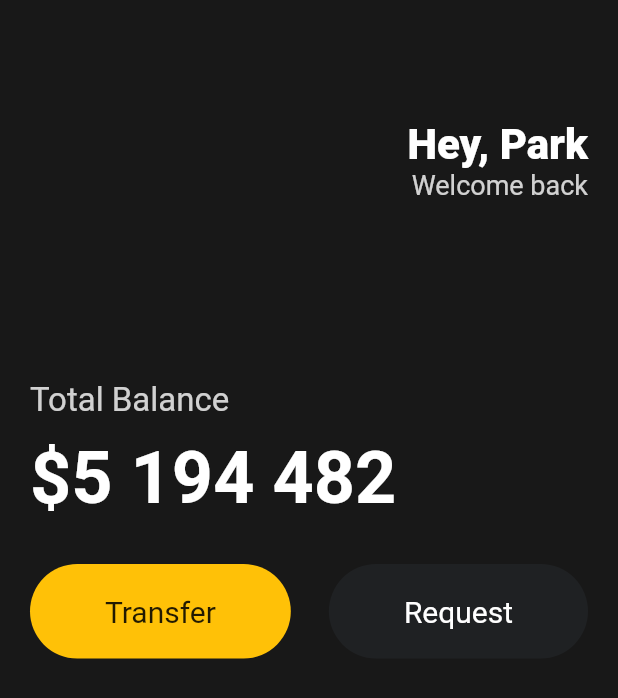
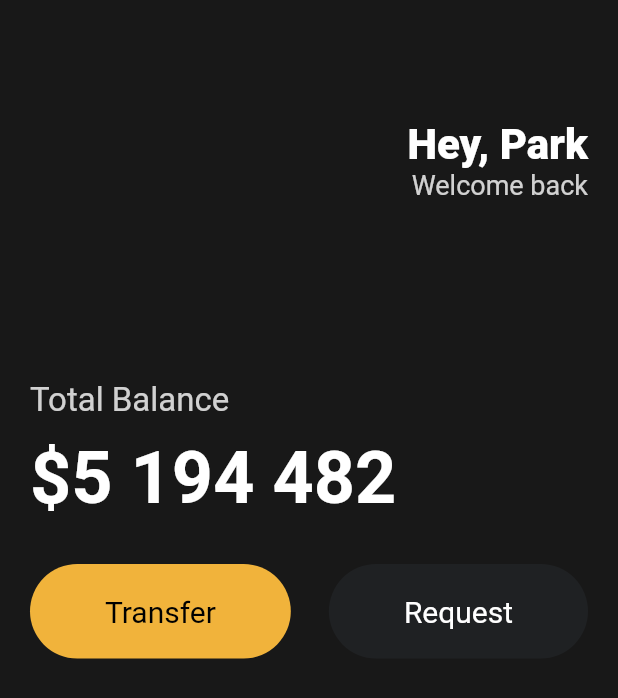
Before and after one commit to ParkJong-Hun/Toonflix, a Flutter app: the screen it shows after launch, on a phone screen of 412 x 824 dp. Shown: the top 698 px of the screen. Run offline on Flutter 3.47's test engine with Material 2 defaults, Android fonts, the phone set to English and light mode, and no system bars.

Commit message:
feat: create button component

```diff
--- /dev/null
+++ b/lib/button/button.dart
@@ -0,0 +1,34 @@
+import 'package:flutter/cupertino.dart';
+import 'package:flutter/material.dart';
+
+class Button extends StatelessWidget {
+  final String text;
+  final Color bgColor;
+  final Color textColor;
+
+  const Button(
+      {required this.text, required this.bgColor, required this.textColor});
+
+  @override
+  Widget build(BuildContext context) {
+    return Container(
+      decoration: BoxDecoration(
+        color: bgColor,
+        borderRadius: BorderRadius.circular(45),
+      ),
+      child: Padding(
+        padding: EdgeInsets.symmetric(
+          vertical: 20,
+          horizontal: 50,
+        ),
+        child: Text(
+          text,
+          style: TextStyle(
+            fontSize: 20,
+            color: textColor,
+          ),
+        ),
+      ),
+    );
+  }
+}
--- a/lib/main.dart
+++ b/lib/main.dart
@@ -1,4 +1,6 @@
 import 'package:flutter/material.dart';
+
+import 'button/button.dart';
 
 void main() {
   runApp(App());
@@ -74,43 +76,16 @@ class App extends StatelessWidget {
                 mainAxisAlignment: MainAxisAlignment.spaceBetween,
                 children: [
                   // Box(div)같은 녀석.
-                  Container(
-                    decoration: BoxDecoration(
-                      color: Colors.amber,
-                      borderRadius: BorderRadius.circular(45),
-                    ),
-                    child: Padding(
-                      padding: EdgeInsets.symmetric(
-                        vertical: 20,
-                        horizontal: 50,
-                      ),
-                      child: Text(
-                        'Transfer',
-                        style: TextStyle(
-                          fontSize: 20,
-                        ),
-                      ),
-                    ),
+                  const Button(
+                    text: 'Transfer',
+                    bgColor: Color(0xFFF1B33B),
+                    textColor: Colors.black,
                   ),
-                  Container(
-                    decoration: BoxDecoration(
-                      color: Color(0xFF1F2123),
-                      borderRadius: BorderRadius.circular(45),
-                    ),
-                    child: Padding(
-                      padding: EdgeInsets.symmetric(
-                        vertical: 20,
-                        horizontal: 50,
-                      ),
-                      child: Text(
-                        'Request',
-                        style: TextStyle(
-                          fontSize: 20,
-                          color: Colors.white,
-                        ),
-                      ),
-                    ),
-                  ),
+                  const Button(
+                    text: 'Request',
+                    bgColor: Color(0xFF1F2123),
+                    textColor: Colors.white,
+                  )
                 ],
               )
             ],
```
